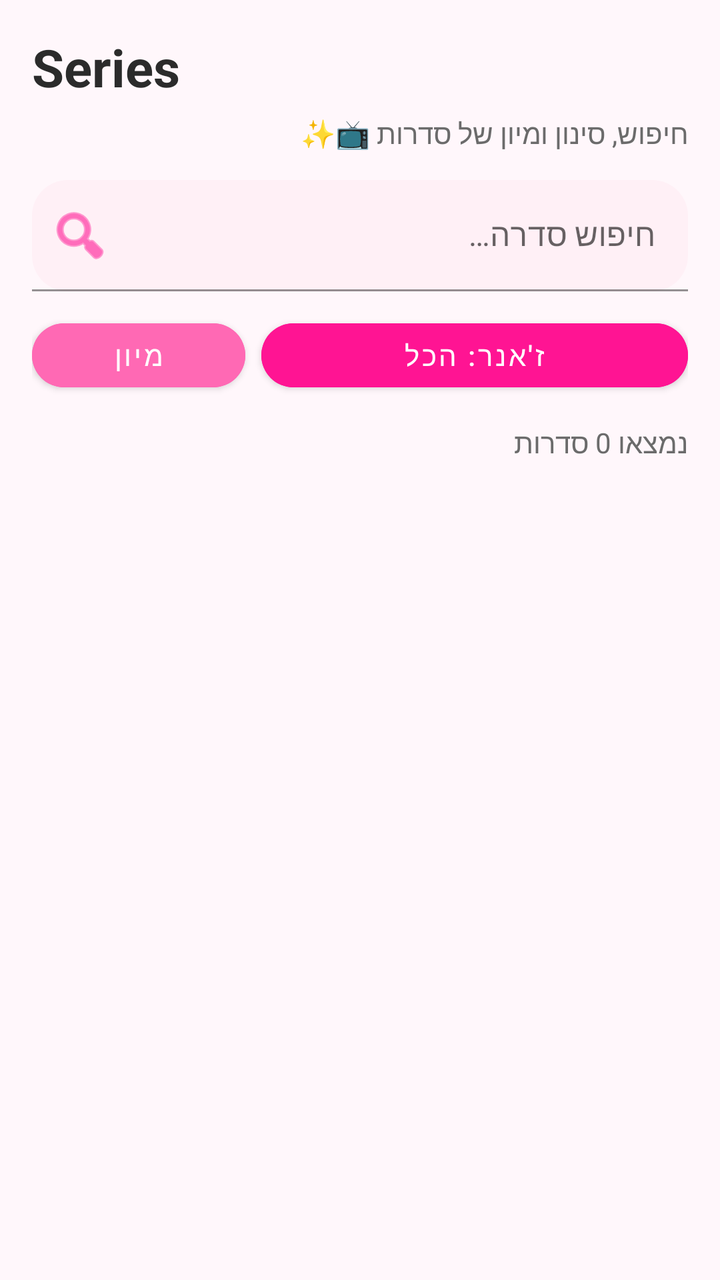
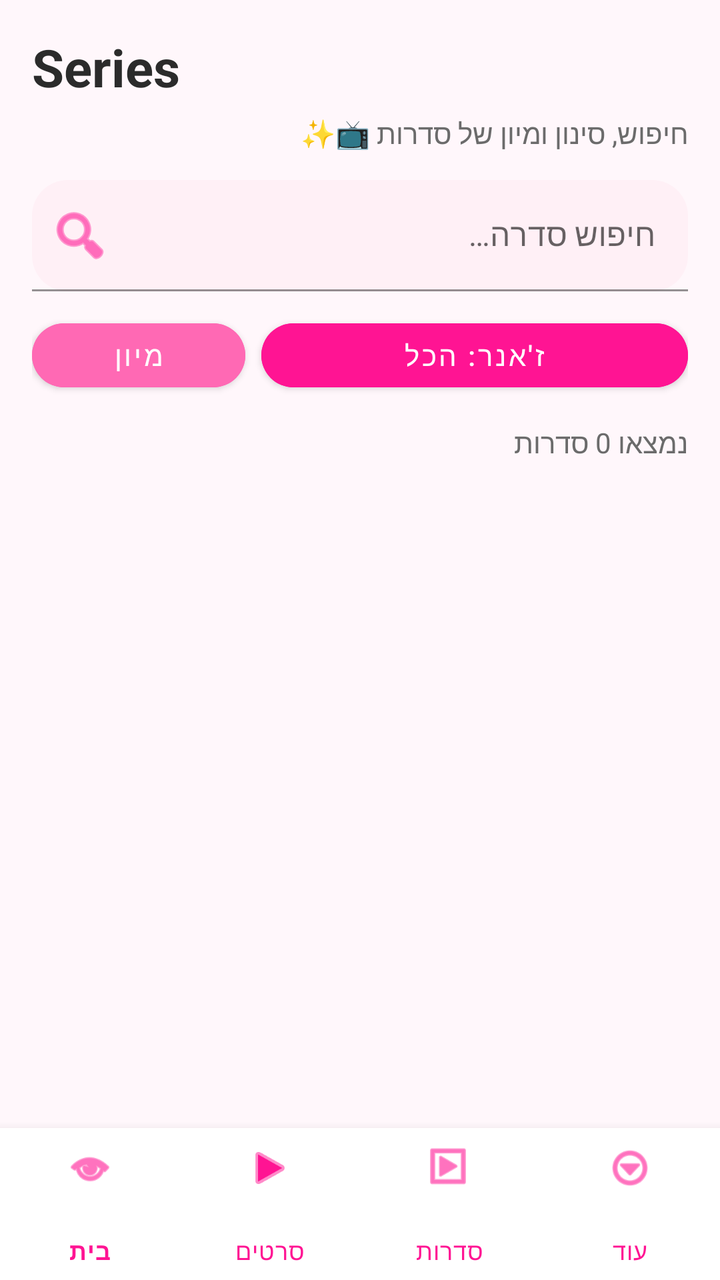

Before-and-after screenshots of an Android layout around one commit, followed by the original layout XML and the change that was made.
<!-- AndroidManifest.xml: application theme Base.Theme.FinalProject -->
<!-- res/layout/activity_series_category.xml -->
<?xml version="1.0" encoding="utf-8"?>
<androidx.core.widget.NestedScrollView xmlns:android="http://schemas.android.com/apk/res/android"
    xmlns:app="http://schemas.android.com/apk/res-auto"
    android:layout_width="match_parent"
    android:layout_height="match_parent"
    android:background="#FFF7FB"
    android:fillViewport="true">

    <androidx.constraintlayout.widget.ConstraintLayout
        android:layout_width="match_parent"
        android:layout_height="wrap_content"
        android:padding="16dp">

        <TextView
            android:id="@+id/tvTitleSeries"
            android:layout_width="0dp"
            android:layout_height="wrap_content"
            android:text="Series"
            android:textSize="26sp"
            android:textStyle="bold"
            android:textColor="#2B2B2B"
            app:layout_constraintTop_toTopOf="parent"
            app:layout_constraintStart_toStartOf="parent"
            app:layout_constraintEnd_toEndOf="parent"/>

        <TextView
            android:id="@+id/tvSubtitleSeries"
            android:layout_width="0dp"
            android:layout_height="wrap_content"
            android:text="חיפוש, סינון ומיון של סדרות 📺✨"
            android:textSize="14sp"
            android:textColor="#6B6B6B"
            android:layout_marginTop="6dp"
            app:layout_constraintTop_toBottomOf="@id/tvTitleSeries"
            app:layout_constraintStart_toStartOf="parent"
            app:layout_constraintEnd_toEndOf="parent"/>

        
        <com.google.android.material.textfield.TextInputLayout
            android:id="@+id/tilSearchSeries"
            android:layout_width="0dp"
            android:layout_height="wrap_content"
            android:hint="חיפוש סדרה…"
            app:boxBackgroundMode="filled"
            app:boxBackgroundColor="#FFF0F6"
            app:boxCornerRadiusTopStart="18dp"
            app:boxCornerRadiusTopEnd="18dp"
            app:boxCornerRadiusBottomStart="18dp"
            app:boxCornerRadiusBottomEnd="18dp"
            app:startIconDrawable="@android:drawable/ic_menu_search"
            app:startIconTint="#FF1493"
            android:layout_marginTop="14dp"
            app:layout_constraintTop_toBottomOf="@id/tvSubtitleSeries"
            app:layout_constraintStart_toStartOf="parent"
            app:layout_constraintEnd_toEndOf="parent">

            <com.google.android.material.textfield.TextInputEditText
                android:id="@+id/etSearchSeries"
                android:layout_width="match_parent"
                android:layout_height="wrap_content"/>
        </com.google.android.material.textfield.TextInputLayout>

        
        <LinearLayout
            android:id="@+id/rowControlsSeries"
            android:layout_width="0dp"
            android:layout_height="wrap_content"
            android:orientation="horizontal"
            android:layout_marginTop="10dp"
            app:layout_constraintTop_toBottomOf="@id/tilSearchSeries"
            app:layout_constraintStart_toStartOf="parent"
            app:layout_constraintEnd_toEndOf="parent">

            <com.google.android.material.button.MaterialButton
                android:id="@+id/btnSortSeries"
                android:layout_width="0dp"
                android:layout_height="44dp"
                android:layout_weight="1"
                android:text="מיון"
                android:textAllCaps="false"
                android:backgroundTint="#FF69B4"
                android:textColor="@android:color/white"
                app:cornerRadius="16dp"
                android:layout_marginEnd="8dp"/>

            <com.google.android.material.button.MaterialButton
                android:id="@+id/btnGenreSeries"
                android:layout_width="0dp"
                android:layout_height="44dp"
                android:layout_weight="2"
                android:text="ז'אנר: הכל"
                android:textAllCaps="false"
                android:backgroundTint="#FF1493"
                android:textColor="@android:color/white"
                app:cornerRadius="16dp"/>
        </LinearLayout>

        <TextView
            android:id="@+id/tvResultsCountSeries"
            android:layout_width="0dp"
            android:layout_height="wrap_content"
            android:text="נמצאו 0 סדרות"
            android:textColor="#6B6B6B"
            android:layout_marginTop="12dp"
            app:layout_constraintTop_toBottomOf="@id/rowControlsSeries"
            app:layout_constraintStart_toStartOf="parent"
            app:layout_constraintEnd_toEndOf="parent"/>

        <androidx.recyclerview.widget.RecyclerView
            android:id="@+id/rvAllSeries"
            android:layout_width="0dp"
            android:layout_height="wrap_content"
            android:nestedScrollingEnabled="false"
            android:layout_marginTop="10dp"
            app:layout_constraintTop_toBottomOf="@id/tvResultsCountSeries"
            app:layout_constraintStart_toStartOf="parent"
            app:layout_constraintEnd_toEndOf="parent"/>

    </androidx.constraintlayout.widget.ConstraintLayout>
</androidx.core.widget.NestedScrollView>
<!-- resources referenced by this layout -->
<resources>
  <style name="Base.Theme.FinalProject" parent="Theme.MaterialComponents.DayNight.NoActionBar">
  
          <item name="colorPrimary">#FF1493</item>
          <item name="colorPrimaryVariant">#C51162</item>
          <item name="colorSecondary">#FF1493</item>
      </style>
</resources>

<!-- the commit's change to res/layout/activity_series_category.xml (unified diff, before → after) -->
@@ -1,120 +1,148 @@
 <?xml version="1.0" encoding="utf-8"?>
-<androidx.core.widget.NestedScrollView xmlns:android="http://schemas.android.com/apk/res/android"
+<androidx.constraintlayout.widget.ConstraintLayout
+    xmlns:android="http://schemas.android.com/apk/res/android"
     xmlns:app="http://schemas.android.com/apk/res-auto"
     android:layout_width="match_parent"
     android:layout_height="match_parent"
-    android:background="#FFF7FB"
-    android:fillViewport="true">
+    android:background="#FFF7FB">
 
-    <androidx.constraintlayout.widget.ConstraintLayout
-        android:layout_width="match_parent"
-        android:layout_height="wrap_content"
-        android:padding="16dp">
+    
+    <androidx.core.widget.NestedScrollView
+        android:id="@+id/rootScroll"
+        android:layout_width="0dp"
+        android:layout_height="0dp"
+        android:fillViewport="true"
+        app:layout_constraintTop_toTopOf="parent"
+        app:layout_constraintBottom_toTopOf="@id/bottomNav"
+        app:layout_constraintStart_toStartOf="parent"
+        app:layout_constraintEnd_toEndOf="parent">
 
-        <TextView
-            android:id="@+id/tvTitleSeries"
-            android:layout_width="0dp"
+        <androidx.constraintlayout.widget.ConstraintLayout
+            android:layout_width="match_parent"
             android:layout_height="wrap_content"
-            android:text="Series"
-            android:textSize="26sp"
-            android:textStyle="bold"
-            android:textColor="#2B2B2B"
-            app:layout_constraintTop_toTopOf="parent"
-            app:layout_constraintStart_toStartOf="parent"
-            app:layout_constraintEnd_toEndOf="parent"/>
+            android:padding="16dp">
 
-        <TextView
-            android:id="@+id/tvSubtitleSeries"
-            android:layout_width="0dp"
-            android:layout_height="wrap_content"
-            android:text="חיפוש, סינון ומיון של סדרות 📺✨"
-            android:textSize="14sp"
-            android:textColor="#6B6B6B"
-            android:layout_marginTop="6dp"
-            app:layout_constraintTop_toBottomOf="@id/tvTitleSeries"
-            app:layout_constraintStart_toStartOf="parent"
-            app:layout_constraintEnd_toEndOf="parent"/>
+            <TextView
+                android:id="@+id/tvTitleSeries"
+                android:layout_width="0dp"
+                android:layout_height="wrap_content"
+                android:text="Series"
+                android:textSize="26sp"
+                android:textStyle="bold"
+                android:textColor="#2B2B2B"
+                app:layout_constraintTop_toTopOf="parent"
+                app:layout_constraintStart_toStartOf="parent"
+                app:layout_constraintEnd_toEndOf="parent"/>
 
-        
-        <com.google.android.material.textfield.TextInputLayout
-            android:id="@+id/tilSearchSeries"
-            android:layout_width="0dp"
-            android:layout_height="wrap_content"
-            android:hint="חיפוש סדרה…"
-            app:boxBackgroundMode="filled"
-            app:boxBackgroundColor="#FFF0F6"
-            app:boxCornerRadiusTopStart="18dp"
-            app:boxCornerRadiusTopEnd="18dp"
-            app:boxCornerRadiusBottomStart="18dp"
-            app:boxCornerRadiusBottomEnd="18dp"
-            app:startIconDrawable="@android:drawable/ic_menu_search"
-            app:startIconTint="#FF1493"
-            android:layout_marginTop="14dp"
-            app:layout_constraintTop_toBottomOf="@id/tvSubtitleSeries"
-            app:layout_constraintStart_toStartOf="parent"
-            app:layout_constraintEnd_toEndOf="parent">
+            <TextView
+                android:id="@+id/tvSubtitleSeries"
+                android:layout_width="0dp"
+                android:layout_height="wrap_content"
+                android:text="חיפוש, סינון ומיון של סדרות 📺✨"
+                android:textSize="14sp"
+                android:textColor="#6B6B6B"
+                android:layout_marginTop="6dp"
+                app:layout_constraintTop_toBottomOf="@id/tvTitleSeries"
+                app:layout_constraintStart_toStartOf="parent"
+                app:layout_constraintEnd_toEndOf="parent"/>
 
-            <com.google.android.material.textfield.TextInputEditText
-                android:id="@+id/etSearchSeries"
-                android:layout_width="match_parent"
-                android:layout_height="wrap_content"/>
-        </com.google.android.material.textfield.TextInputLayout>
+            
+            <com.google.android.material.textfield.TextInputLayout
+                android:id="@+id/tilSearchSeries"
+                android:layout_width="0dp"
+                android:layout_height="wrap_content"
+                android:hint="חיפוש סדרה…"
+                app:boxBackgroundMode="filled"
+                app:boxBackgroundColor="#FFF0F6"
+                app:boxCornerRadiusTopStart="18dp"
+                app:boxCornerRadiusTopEnd="18dp"
+                app:boxCornerRadiusBottomStart="18dp"
+                app:boxCornerRadiusBottomEnd="18dp"
+                app:startIconDrawable="@android:drawable/ic_menu_search"
+                app:startIconTint="#FF1493"
+                android:layout_marginTop="14dp"
+                app:layout_constraintTop_toBottomOf="@id/tvSubtitleSeries"
+                app:layout_constraintStart_toStartOf="parent"
+                app:layout_constraintEnd_toEndOf="parent">
 
-        
-        <LinearLayout
-            android:id="@+id/rowControlsSeries"
-            android:layout_width="0dp"
-            android:layout_height="wrap_content"
-            android:orientation="horizontal"
-            android:layout_marginTop="10dp"
-            app:layout_constraintTop_toBottomOf="@id/tilSearchSeries"
-            app:layout_constraintStart_toStartOf="parent"
-            app:layout_constraintEnd_toEndOf="parent">
+                <com.google.android.material.textfield.TextInputEditText
+                    android:id="@+id/etSearchSeries"
+                    android:layout_width="match_parent"
+                    android:layout_height="wrap_content"/>
+            </com.google.android.material.textfield.TextInputLayout>
 
-            <com.google.android.material.button.MaterialButton
-                android:id="@+id/btnSortSeries"
+            
+            <LinearLayout
+                android:id="@+id/rowControlsSeries"
                 android:layout_width="0dp"
-                android:layout_height="44dp"
-                android:layout_weight="1"
-                android:text="מיון"
-                android:textAllCaps="false"
-                android:backgroundTint="#FF69B4"
-                android:textColor="@android:color/white"
-                app:cornerRadius="16dp"
-                android:layout_marginEnd="8dp"/>
+                android:layout_height="wrap_content"
+                android:orientation="horizontal"
+                android:layout_marginTop="10dp"
+                app:layout_constraintTop_toBottomOf="@id/tilSearchSeries"
+                app:layout_constraintStart_toStartOf="parent"
+                app:layout_constraintEnd_toEndOf="parent">
 
-            <com.google.android.material.button.MaterialButton
-                android:id="@+id/btnGenreSeries"
+                <com.google.android.material.button.MaterialButton
+                    android:id="@+id/btnSortSeries"
+                    android:layout_width="0dp"
+                    android:layout_height="44dp"
+                    android:layout_weight="1"
+                    android:text="מיון"
+                    android:textAllCaps="false"
+                    android:backgroundTint="#FF69B4"
+                    android:textColor="@android:color/white"
+                    app:cornerRadius="16dp"
+                    android:layout_marginEnd="8dp"/>
+
+                <com.google.android.material.button.MaterialButton
+                    android:id="@+id/btnGenreSeries"
+                    android:layout_width="0dp"
+                    android:layout_height="44dp"
+                    android:layout_weight="2"
+                    android:text="ז'אנר: הכל"
+                    android:textAllCaps="false"
+                    android:backgroundTint="#FF1493"
+                    android:textColor="@android:color/white"
+                    app:cornerRadius="16dp"/>
+            </LinearLayout>
+
+            <TextView
+                android:id="@+id/tvResultsCountSeries"
                 android:layout_width="0dp"
-                android:layout_height="44dp"
-                android:layout_weight="2"
-                android:text="ז'אנר: הכל"
-                android:textAllCaps="false"
-                android:backgroundTint="#FF1493"
-                android:textColor="@android:color/white"
-                app:cornerRadius="16dp"/>
-        </LinearLayout>
+                android:layout_height="wrap_content"
+                android:text="נמצאו 0 סדרות"
+                android:textColor="#6B6B6B"
+                android:layout_marginTop="12dp"
+                app:layout_constraintTop_toBottomOf="@id/rowControlsSeries"
+                app:layout_constraintStart_toStartOf="parent"
+                app:layout_constraintEnd_toEndOf="parent"/>
 
-        <TextView
-            android:id="@+id/tvResultsCountSeries"
-            android:layout_width="0dp"
-            android:layout_height="wrap_content"
-            android:text="נמצאו 0 סדרות"
-            android:textColor="#6B6B6B"
-            android:layout_marginTop="12dp"
-            app:layout_constraintTop_toBottomOf="@id/rowControlsSeries"
-            app:layout_constraintStart_toStartOf="parent"
-            app:layout_constraintEnd_toEndOf="parent"/>
+            <androidx.recyclerview.widget.RecyclerView
+                android:id="@+id/rvAllSeries"
+                android:layout_width="0dp"
+                android:layout_height="wrap_content"
+                android:nestedScrollingEnabled="false"
+                android:layout_marginTop="10dp"
+                app:layout_constraintTop_toBottomOf="@id/tvResultsCountSeries"
+                app:layout_constraintStart_toStartOf="parent"
+                app:layout_constraintEnd_toEndOf="parent"/>
 
-        <androidx.recyclerview.widget.RecyclerView
-            android:id="@+id/rvAllSeries"
-            android:layout_width="0dp"
-            android:layout_height="wrap_content"
-            android:nestedScrollingEnabled="false"
-            android:layout_marginTop="10dp"
-            app:layout_constraintTop_toBottomOf="@id/tvResultsCountSeries"
-            app:layout_constraintStart_toStartOf="parent"
-            app:layout_constraintEnd_toEndOf="parent"/>
+        </androidx.constraintlayout.widget.ConstraintLayout>
+    </androidx.core.widget.NestedScrollView>
 
-    </androidx.constraintlayout.widget.ConstraintLayout>
-</androidx.core.widget.NestedScrollView>
+    
+    <com.google.android.material.bottomnavigation.BottomNavigationView
+        android:id="@+id/bottomNav"
+        android:layout_width="0dp"
+        android:layout_height="76dp"
+        android:background="#FFFFFF"
+        app:menu="@menu/bottom_nav_menu"
+        app:labelVisibilityMode="labeled"
+        app:itemIconTint="#FF1493"
+        app:itemTextColor="#FF1493"
+        app:itemRippleColor="#33FF69B4"
+        app:layout_constraintBottom_toBottomOf="parent"
+        app:layout_constraintStart_toStartOf="parent"
+        app:layout_constraintEnd_toEndOf="parent"/>
+
+</androidx.constraintlayout.widget.ConstraintLayout>
